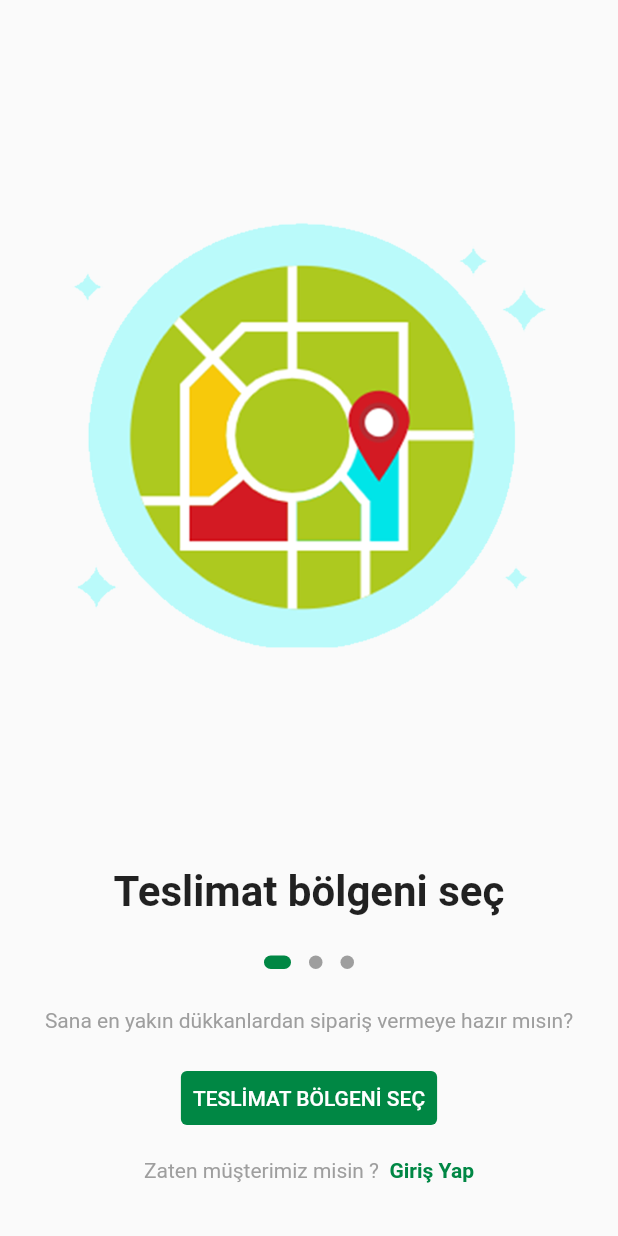
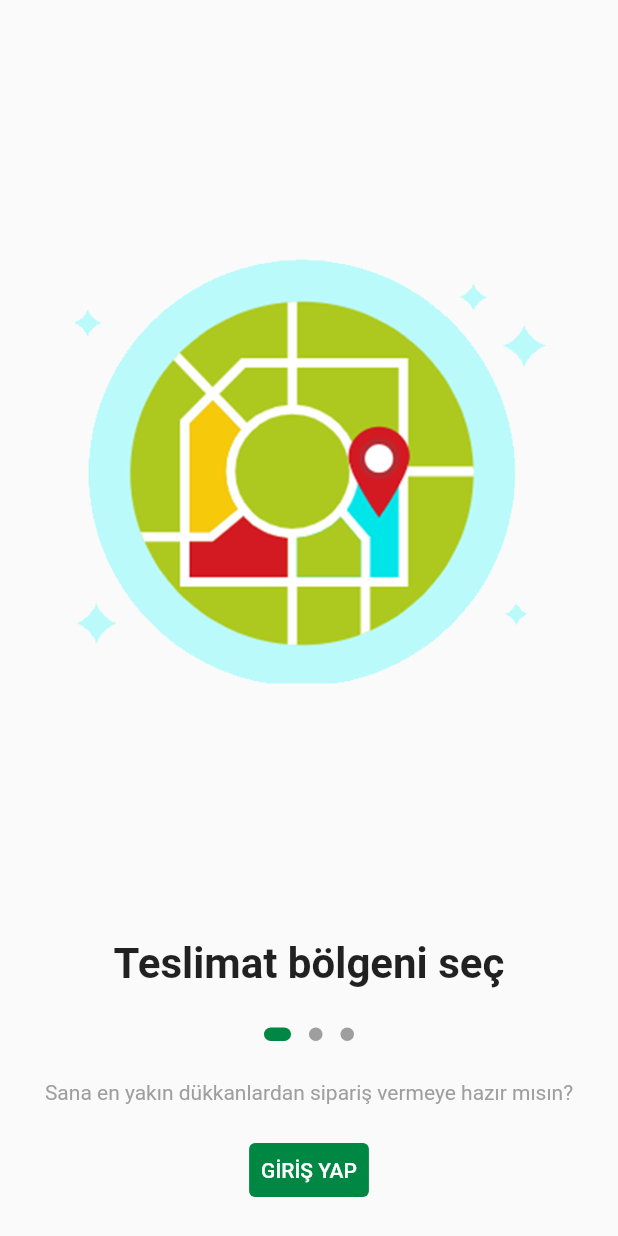
Before and after one commit to keremkarza/ALTIYOL-MARKETPLACE-APP, a Flutter app: the screen it shows after launch, on a phone screen of 412 x 824 dp. Run offline on Flutter 3.47's test engine with Material 2 defaults, Android fonts, the phone set to English and light mode, and no system bars; drawn by our look-alikes of dots_indicator; our stand-ins replace auto_size_text, carousel_slider, chips_choice, cloud_firestore, dotted_border, expandable_text and 9 more; missing offline and left inert: geocoder, map_launcher, paginate_firestore, social_share, toggle_bar; accounts and stored records are empty; Roboto replaces fonts that are missing (CaviarDreams.ttf, Lato-Regular.ttf).

Commit message:
ios için kucuk degisiklikler.

```diff
--- a/lib/main.dart
+++ b/lib/main.dart
@@ -15,20 +15,19 @@ import 'package:provider/provider.dart';
 import 'package:shared_preferences/shared_preferences.dart';
 import 'package:sizer/sizer.dart';
 
-import 'file:///C:/Users/TULPAR/AndroidStudioProjects/multivendor_app/lib/screens/navbars/home_screen.dart';
-import 'file:///C:/Users/TULPAR/AndroidStudioProjects/multivendor_app/lib/screens/navbars/main_screen.dart';
-import 'file:///C:/Users/TULPAR/AndroidStudioProjects/multivendor_app/lib/screens/starter/landing_screen.dart';
-import 'file:///C:/Users/TULPAR/AndroidStudioProjects/multivendor_app/lib/screens/starter/login_screen.dart';
-import 'file:///C:/Users/TULPAR/AndroidStudioProjects/multivendor_app/lib/screens/starter/map_screen.dart';
-import 'file:///C:/Users/TULPAR/AndroidStudioProjects/multivendor_app/lib/screens/starter/onboard_screen.dart';
-import 'file:///C:/Users/TULPAR/AndroidStudioProjects/multivendor_app/lib/screens/starter/register_screen.dart';
-import 'file:///C:/Users/TULPAR/AndroidStudioProjects/multivendor_app/lib/screens/starter/welcome_screen.dart';
-
 import 'providers/store_provider.dart';
+import 'screens/navbars/home_screen.dart';
+import 'screens/navbars/main_screen.dart';
 import 'screens/navbars/my_orders_screen.dart';
 import 'screens/products/product_list_screen.dart';
 import 'screens/profile_update_screen.dart';
+import 'screens/starter/landing_screen.dart';
+import 'screens/starter/login_screen.dart';
+import 'screens/starter/map_screen.dart';
+import 'screens/starter/onboard_screen.dart';
+import 'screens/starter/register_screen.dart';
 import 'screens/starter/splash_screen.dart';
+import 'screens/starter/welcome_screen.dart';
 
 void main() async {
   WidgetsFlutterBinding.ensureInitialized();
@@ -68,11 +67,12 @@ class MyApp extends StatelessWidget {
     return Sizer(builder: (context, orientation, screenType) {
       return MaterialApp(
         theme: ThemeData(
-          primaryColor: Color(0xFF008744),
+          primaryColor:
+              Color(0xFF008744), //Colors.indigo[900], //Color(0xFF008744),
           backgroundColor: Colors.blueGrey[900],
           indicatorColor: Colors.lightGreen[200],
           secondaryHeaderColor: Colors.black,
-          fontFamily: 'Lato',
+          fontFamily: 'CaviarDreams',
         ),
         debugShowCheckedModeBanner: false,
         initialRoute: SplashScreen.id,
--- a/lib/screens/cart_screen.dart
+++ b/lib/screens/cart_screen.dart
@@ -509,7 +509,7 @@ class _CartScreenState extends State<CartScreen> {
     );
   }
 
-  _saveOrder(CartProvider cartProvider, CouponProvider couponProvider) {
+  _saveOrder(CartProvider cartProvider, CouponProvider couponProvider) async {
     if (cartProvider.index != 0) {
       _orderServices.saveOrder({
         'products': cartProvider.cartList,
--- a/lib/screens/starter/map_screen.dart
+++ b/lib/screens/starter/map_screen.dart
@@ -17,7 +17,7 @@ class MapScreen extends StatefulWidget {
 }
 
 class _MapScreenState extends State<MapScreen> {
-  LatLng currentLocation = LatLng(37.421632, 122.084664);
+  LatLng currentLocation = LatLng(40.966740, 29.062889);
   GoogleMapController _mapController;
   bool _locating = false;
   bool _loggedIn = false;
@@ -43,6 +43,7 @@ class _MapScreenState extends State<MapScreen> {
 
   @override
   Widget build(BuildContext context) {
+    print('currentLocation : $currentLocation');
     final locationData = Provider.of<LocationProvider>(context);
     final _auth = Provider.of<AuthProvider>(context);
     setState(() {
--- a/lib/screens/starter/welcome_screen.dart
+++ b/lib/screens/starter/welcome_screen.dart
@@ -3,7 +3,6 @@ import 'package:multivendor_app/providers/auth_provider.dart';
 import 'package:multivendor_app/providers/location_provider.dart';
 import 'package:provider/provider.dart';
 
-import 'map_screen.dart';
 import 'onboard_screen.dart';
 
 class WelcomeScreen extends StatefulWidget {
@@ -206,57 +205,63 @@ class _WelcomeScreenState extends State<WelcomeScreen> {
                               AlwaysStoppedAnimation<Color>(Colors.white),
                         )
                       : Text(
-                          'TESLİMAT BÖLGENİ SEÇ',
+                          'GİRİŞ YAP',
                           style: TextStyle(
                             color: Colors.white,
-                            fontFamily: 'Lato-Regular.ttf',
+                            fontFamily: 'CaviarDreams.ttf',
                           ),
                         ),
                   onPressed: () async {
                     setState(() {
                       locationData.loading = true;
                     });
-
-                    await locationData.getCurrentPosition();
-                    if (locationData.permissionAllowed == true) {
-                      Navigator.pushReplacementNamed(context, MapScreen.id);
-                      setState(() {
-                        locationData.loading = false;
-                      });
-                    } else {
-                      print('Permission not allowed');
-                      setState(() {
-                        locationData.loading = false;
-                      });
-                    }
-                  },
-                ),
-                TextButton(
-                  child: RichText(
-                    text: TextSpan(
-                        text: 'Zaten müşterimiz misin ? ',
-                        style: TextStyle(
-                          color: Colors.grey,
-                          fontFamily: 'Lato-Regular.ttf',
-                        ),
-                        children: [
-                          TextSpan(
-                            text: ' Giriş Yap',
-                            style: TextStyle(
-                              fontWeight: FontWeight.bold,
-                              color: Theme.of(context).primaryColor,
-                              fontFamily: 'Lato-Regular.ttf',
-                            ),
-                          )
-                        ]),
-                  ),
-                  onPressed: () {
                     setState(() {
                       auth.screen = 'Login';
                     });
                     showBottomSheet(context);
+
+                    // await locationData.getCurrentPosition();
+                    // if (locationData.permissionAllowed == true) {
+                    //   Navigator.pushReplacementNamed(context, MapScreen.id);
+                    //   setState(() {
+                    //     locationData.loading = false;
+                    //   });
+                    // } else {
+                    //   print('Permission not allowed');
+                    //   setState(() {
+                    //     locationData.loading = false;
+                    //   });
+                    // }
                   },
                 ),
+                // TextButton(
+                //   child: RichText(
+                //     text: TextSpan(
+                //         text: 'Zaten müşterimiz misin ? ',
+                //         style: TextStyle(
+                //           color: Colors.grey,
+                //           fontFamily: 'Lato-Regular.ttf',
+                //         ),
+                //         children: [
+                //           // TextSpan(
+                //           //   text: ' Giriş Yap',
+                //           //   style: TextStyle(
+                //           //     fontWeight: FontWeight.bold,
+                //           //     color: Theme.of(context).primaryColor,
+                //           //     fontFamily: 'Lato-Regular.ttf',
+                //           //   ),
+                //           // )
+                //         ]),
+                //   ),
+                //   onPressed: () {
+                //     FirebaseCrashlytics.instance.crash();
+                //     throw Exception("This is a crash!");
+                //     // setState(() {
+                //     //   auth.screen = 'Login';
+                //     // });
+                //     // showBottomSheet(context);
+                //   },
+                // ),
               ],
             ),
           ],
--- a/lib/services/favorites_services.dart
+++ b/lib/services/favorites_services.dart
@@ -14,6 +14,7 @@ class FavouritesServices {
     var result = favourites
         .where('customerId', isEqualTo: user.uid)
         .where('product.productId', isEqualTo: productId)
+        .limit(10)
         .snapshots();
 
     bool empty = await result.first != null ? true : false;
--- a/lib/widgets/cart/cart_notification.dart
+++ b/lib/widgets/cart/cart_notification.dart
@@ -34,7 +34,7 @@ class _CartNotificationState extends State<CartNotification> {
   @override
   void initState() {
     //_showMyDialog();
-    _filterInStart().then((value) => _showMyDialog());
+    //_filterInStart().then((value) => _showMyDialog());   -- this should be open --
     super.initState();
   }
 
```
Also changed, not shown: lib/providers/auth_provider.dart (+16 -1 lines), lib/screens/navbars/favourites_screen.dart (+16 -2 lines), lib/screens/navbars/main_screen.dart (+25 -27 lines), lib/screens/navbars/profile_screen.dart (+11 -7 lines), lib/services/order_services.dart (+6 -3 lines), pubspec.yaml (+15 -3 lines), fonts/CaviarDreams.ttf (added), fonts/CaviarDreams_Bold.ttf (added), fonts/CaviarDreams_BoldItalic.ttf (added), fonts/CaviarDreams_Italic.ttf (added), pubspec.lock.
